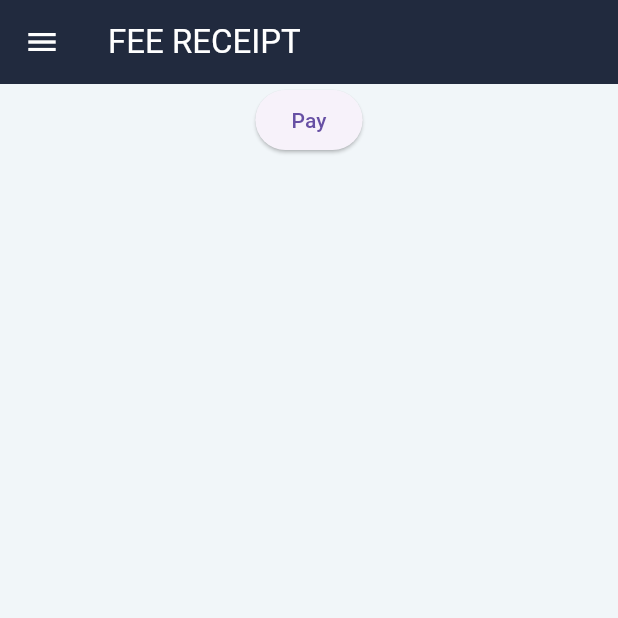
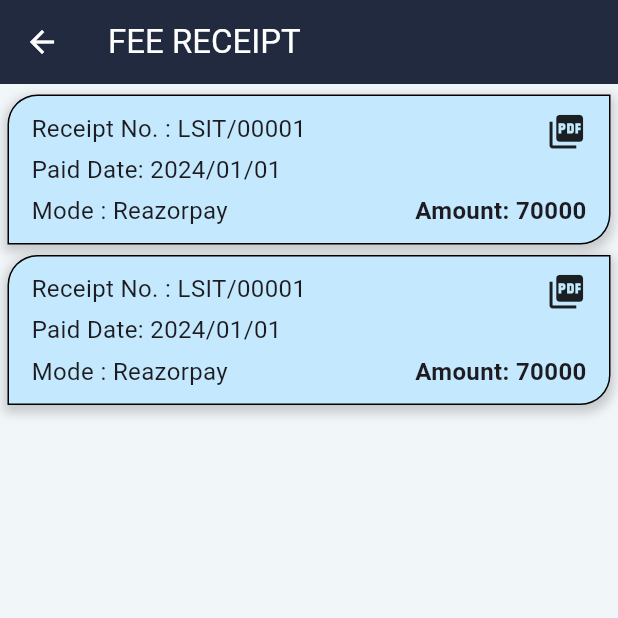
Before and after one commit to HarshG777/Sinhgad-Fees-payment, a Flutter app: the FeeReceipt screen opened directly, on a phone screen of 412 x 824 dp, the top half of it. Run offline on Flutter 3.47's test engine with Material 3 defaults, Android fonts, the phone set to English and light mode, and no system bars; our stand-ins replace flutter_inset_box_shadow, image_picker, open_file, shared_preferences, supabase_flutter; missing offline and left inert: razorpay_flutter; accounts and stored records are empty.

Commit message:
Pdf feature added

```diff
--- /dev/null
+++ b/lib/components/payment_tile.dart
@@ -0,0 +1,92 @@
+import 'package:flutter/material.dart';
+
+class PaymentTile extends StatefulWidget {
+  final VoidCallback onTap;
+  const PaymentTile({
+    super.key,
+    required this.onTap
+  });
+
+  @override
+  State<PaymentTile> createState() => _PaymentTileState();
+}
+
+class _PaymentTileState extends State<PaymentTile> {
+  @override
+  Widget build(BuildContext context) {
+    return Column(
+      children: [
+        Padding(
+          padding: EdgeInsets.only(top: 7),
+          child: Container(
+              height: 100,
+              decoration: BoxDecoration(
+                color: Color(0xFFC4E9FF),
+                borderRadius: const BorderRadius.only(
+                  topLeft: Radius.circular(20),
+                  bottomRight: Radius.circular(20),
+                ),
+                border: Border.all(width: 1),
+                boxShadow: [
+                  BoxShadow(
+                    color: Colors.grey.withOpacity(0.5),
+                    spreadRadius: 2,
+                    blurRadius: 5,
+                    offset: const Offset(0, 3), // changes position of shadow
+                  ),
+                ],
+              ),
+              child: Padding(
+                padding:
+                    const EdgeInsets.symmetric(horizontal: 15, vertical: 10),
+                child: Row(
+                  children: [
+                    const Column(
+                      crossAxisAlignment: CrossAxisAlignment.start,
+                      children: [
+                        Text(
+                          "Receipt No. : LSIT/00001",
+                          style: TextStyle(
+                            fontSize: 16,
+                          ),
+                        ),
+                        Spacer(),
+                        Text(
+                          "Paid Date: 2024/01/01",
+                          style: TextStyle(
+                            fontSize: 16,
+                          ),
+                        ),
+                        Spacer(),
+                        Text(
+                          "Mode : Reazorpay",
+                          style: TextStyle(
+                            fontSize: 16,
+                          ),
+                        ),
+                      ],
+                    ),
+                    const Spacer(),
+                    Column(
+                      crossAxisAlignment: CrossAxisAlignment.end,
+                      children: [
+                        GestureDetector(
+                          child: Icon(Icons.picture_as_pdf, size: 27),
+                          onTap: widget.onTap,
+                        ),
+                        const Spacer(),
+                        const Text(
+                          "Amount: 70000",
+                          style: TextStyle(
+                              fontSize: 16, fontWeight: FontWeight.bold),
+                        ),
+                      ],
+                    )
+                  ],
+                ),
+              )),
+        ),
+      ],
+    );
+  }
+}
--- a/lib/pages/fee_receipt.dart
+++ b/lib/pages/fee_receipt.dart
@@ -1,5 +1,8 @@
 import 'package:flutter/material.dart';
 import 'package:sinhgadapp/components/my_drawer.dart';
+import 'package:sinhgadapp/components/payment_tile.dart';
+import 'package:sinhgadapp/pdf/save_and_open_pdf.dart';
+import 'package:sinhgadapp/pdf/simple_pdf_api.dart';
 
 class FeeReceipt extends StatefulWidget {
   const FeeReceipt({super.key});
@@ -19,17 +22,35 @@ class _FeeReceiptState extends State<FeeReceipt> {
         backgroundColor: const Color(0xFF212A3E),
         foregroundColor: Colors.white,
       ),
-      drawer: const MyDrawer(),
       body: Center(
         child: Padding(
-          padding: const EdgeInsets.symmetric(horizontal: 50),
+          padding: const EdgeInsets.only(
+            left: 5,
+            right: 5,
+          ),
           child: Column(
             children: [
-              ElevatedButton(
-                onPressed: () {},
-                child: const Text('Pay'),
+              //tiles for pdf
+              PaymentTile(
+                onTap: () async {
+                  final simplePdfFile =
+                      await SimplePdfApi.generateSimpleTextPdf(
+                    'Receipt No. : LSIT/00001',
+                    'Paid Date: 2024/01/01',
+                  );
+                  SaveAndOpenPdf.openPdf(simplePdfFile);
+                },
               ),
-              // Add your widgets here
+              PaymentTile(
+                onTap: () async {
+                  final simplePdfFile =
+                      await SimplePdfApi.generateSimpleTextPdf(
+                    'Receipt No. : LSIT/00001',
+                    'Paid Date: 2024/01/01',
+                  );
+                  SaveAndOpenPdf.openPdf(simplePdfFile);
+                },
+              ),
             ],
           ),
         ),
--- /dev/null
+++ b/lib/pdf/save_and_open_pdf.dart
@@ -0,0 +1,25 @@
+import 'dart:io';
+import 'package:flutter/cupertino.dart';
+import 'package:open_file/open_file.dart';
+import 'package:path_provider/path_provider.dart';
+import 'package:pdf/widgets.dart';
+
+class SaveAndOpenPdf {
+  static Future<File> savePdf({
+    required String name,
+    required Document pdf,
+  }) async {
+    final root = Platform.isAndroid
+        ? await getExternalStorageDirectory()
+        : await getApplicationDocumentsDirectory();
+    final file = File('${root!.path}/$name');
+    await file.writeAsBytes(await pdf.save());
+    debugPrint('${root.path}/$name');
+    return file;
+  }
+
+  static Future<void> openPdf(File file) async {
+    final path = file.path;
+    await OpenFile.open(path);
+  }
+}
--- a/pubspec.yaml
+++ b/pubspec.yaml
@@ -38,6 +38,12 @@ dependencies:
   flutter_inner_shadow: ^0.0.1
   razorpay_flutter: ^1.3.7
   fluttertoast: ^8.2.10
+  supabase_flutter: ^2.8.3
+  image_picker: ^1.1.2
+  shared_preferences: ^2.5.1
+  pdf: ^3.11.2
+  path_provider: ^2.1.5
+  open_file: ^3.5.10
 
 dev_dependencies:
   flutter_test:
```
Also changed, not shown: lib/main.dart (+6 -6 lines), lib/pages/dashboard.dart (+67 -2 lines), lib/pdf/simple_pdf_api.dart (added, +21 -0 lines), pubspec.lock.
